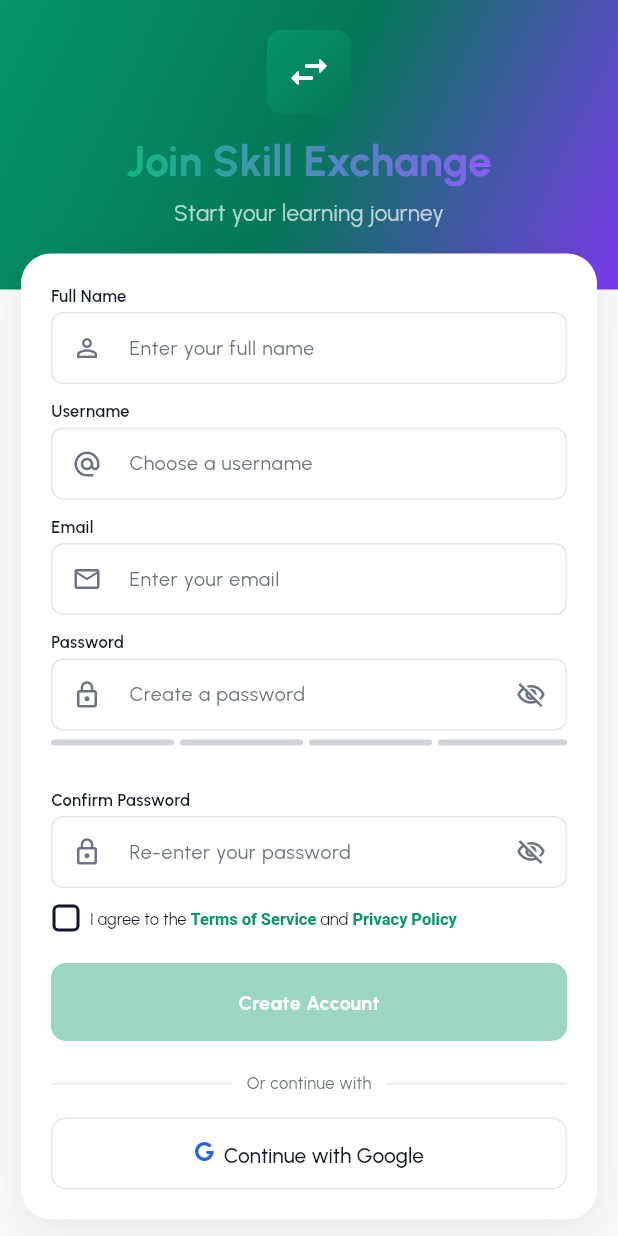
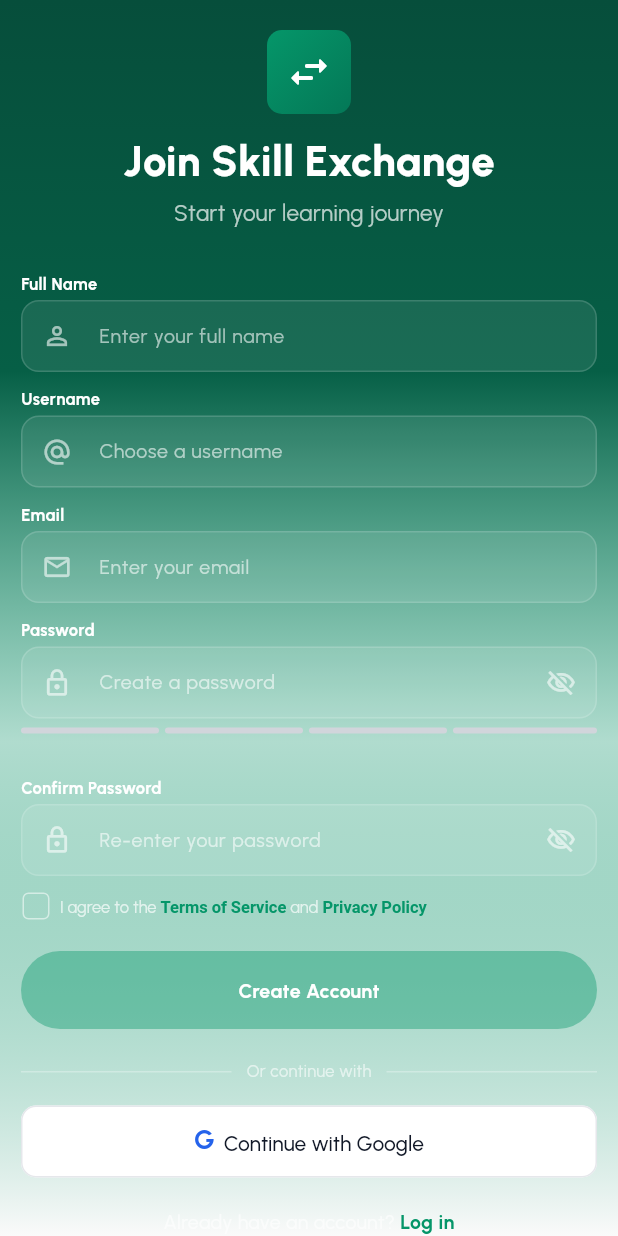
Before and after one commit to Pushparaj13811/flutter, a Flutter app: the SignupScreen screen opened by its route, on a phone screen of 412 x 824 dp. Run offline on Flutter 3.47's test engine with Material 3 defaults, Android fonts, the phone set to English and light mode, and no system bars; our stand-ins replace cached_network_image, chewie, cloud_firestore, connectivity_plus, firebase_auth, firebase_core and 13 more; missing offline and left inert: agora_rtc_engine; accounts and stored records are empty.

Commit message:
feat: redesign login and signup screens with full gradient background
Replace the hero-gradient + card layout with a single full-screen
LinearGradient (dark emerald top → scaffold bg bottom). All form fields
sit directly on the gradient with a frosted-glass fill, white labels,
white input text, and a pill-shaped primary gradient action button.

Co-Authored-By: Claude Sonnet 4.6 <noreply@anthropic.com>

```diff
--- a/lib/features/auth/screens/signup_screen.dart
+++ b/lib/features/auth/screens/signup_screen.dart
@@ -1,4 +1,4 @@
-// New user registration with password strength — modern gradient design
+// New user registration with password strength — full gradient background design
 
 import 'package:flutter/material.dart';
 import 'package:flutter_riverpod/flutter_riverpod.dart';
@@ -101,25 +101,37 @@ class _SignupScreenState extends ConsumerState<SignupScreen> {
 
     final authState = ref.watch(authProvider);
     final isLoading = authState is AuthAuthenticating;
+    final scaffoldBg = Theme.of(context).scaffoldBackgroundColor;
 
     return Scaffold(
-      body: SingleChildScrollView(
+      body: Container(
+        width: double.infinity,
+        decoration: BoxDecoration(
+          gradient: LinearGradient(
+            begin: Alignment.topCenter,
+            end: Alignment.bottomCenter,
+            stops: const [0.0, 0.3, 0.6, 1.0],
+            colors: [
+              const Color(0xFF064E3B),
+              const Color(0xFF065F46),
+              const Color(0xFF059669).withValues(alpha: 0.3),
+              scaffoldBg,
+            ],
+          ),
+        ),
+        child: SafeArea(
+          child: SingleChildScrollView(
+            padding: const EdgeInsets.symmetric(horizontal: AppSpacing.lg),
+            child: Form(
+              key: _formKey,
               child: Column(
+                crossAxisAlignment: CrossAxisAlignment.stretch,
                 children: [
-            // ── Hero gradient section ─────────────────────────────────────
-            Container(
-              width: double.infinity,
-              padding: EdgeInsets.only(
-                top: MediaQuery.of(context).padding.top + AppSpacing.xl,
-                bottom: AppSpacing.xxxl,
-              ),
-              decoration: BoxDecoration(
-                gradient: AppGradients.heroFor(Theme.of(context).brightness),
-              ),
-              child: Column(
-                children: [
-                  // App icon
-                  Container(
+                  const SizedBox(height: AppSpacing.xl),
+
+                  // ── Logo + title ──────────────────────────────────────────
+                  Center(
+                    child: Container(
                       width: 56,
                       height: 56,
                       decoration: BoxDecoration(
@@ -132,63 +144,39 @@ class _SignupScreenState extends ConsumerState<SignupScreen> {
                         size: 32,
                       ),
                     ),
+                  ),
                   const SizedBox(height: AppSpacing.lg),
-                  // Gradient text title
-                  ShaderMask(
-                    shaderCallback: (bounds) => AppGradients.text.createShader(bounds),
-                    blendMode: BlendMode.srcIn,
+                  Center(
                     child: Text(
                       'Join Skill Exchange',
                       style: AppTextStyles.h1.copyWith(
                         fontSize: 28,
                         color: Colors.white,
+                        fontWeight: FontWeight.w800,
                       ),
                     ),
                   ),
                   const SizedBox(height: AppSpacing.sm),
-                  Text(
+                  Center(
+                    child: Text(
                       'Start your learning journey',
                       style: AppTextStyles.bodyLarge.copyWith(
                         color: Colors.white70,
                       ),
                     ),
-                ],
                   ),
-            ),
+                  const SizedBox(height: AppSpacing.xxl),
 
-            // ── Card-style form section ───────────────────────────────────
-            Transform.translate(
-              offset: const Offset(0, -24),
-              child: Container(
-                margin: const EdgeInsets.symmetric(horizontal: AppSpacing.lg),
-                padding: const EdgeInsets.all(AppSpacing.xl),
-                decoration: BoxDecoration(
-                  color: context.colors.card,
-                  borderRadius: BorderRadius.circular(AppRadius.xl),
-                  boxShadow: [
-                    BoxShadow(
-                      color: Colors.black.withValues(alpha: 0.08),
-                      blurRadius: 24,
-                      offset: const Offset(0, 8),
-                    ),
-                  ],
-                ),
-                child: Form(
-                  key: _formKey,
-                  child: Column(
-                    crossAxisAlignment: CrossAxisAlignment.stretch,
-                    children: [
-                      // Full Name
+                  // ── Full Name ─────────────────────────────────────────────
                   _buildLabel('Full Name'),
                   const SizedBox(height: AppSpacing.xs),
                   TextFormField(
                     controller: _nameController,
                     textCapitalization: TextCapitalization.words,
                     style: AppTextStyles.bodyMedium.copyWith(
-                          color: context.colors.foreground,
+                      color: Colors.white,
                     ),
                     decoration: _inputDecoration(
-                          context: context,
                       hint: 'Enter your full name',
                       prefixIcon: Icons.person_outline,
                     ),
@@ -196,16 +184,15 @@ class _SignupScreenState extends ConsumerState<SignupScreen> {
                   ),
                   const SizedBox(height: AppSpacing.md),
 
-                      // Username
+                  // ── Username ──────────────────────────────────────────────
                   _buildLabel('Username'),
                   const SizedBox(height: AppSpacing.xs),
                   TextFormField(
                     controller: _usernameController,
                     style: AppTextStyles.bodyMedium.copyWith(
-                          color: context.colors.foreground,
+                      color: Colors.white,
                     ),
                     decoration: _inputDecoration(
-                          context: context,
                       hint: 'Choose a username',
                       prefixIcon: Icons.alternate_email,
                     ),
@@ -213,17 +200,16 @@ class _SignupScreenState extends ConsumerState<SignupScreen> {
                   ),
                   const SizedBox(height: AppSpacing.md),
 
-                      // Email
+                  // ── Email ─────────────────────────────────────────────────
                   _buildLabel('Email'),
                   const SizedBox(height: AppSpacing.xs),
                   TextFormField(
                     controller: _emailController,
                     keyboardType: TextInputType.emailAddress,
                     style: AppTextStyles.bodyMedium.copyWith(
-                          color: context.colors.foreground,
+                      color: Colors.white,
                     ),
                     decoration: _inputDecoration(
-                          context: context,
                       hint: 'Enter your email',
                       prefixIcon: Icons.email_outlined,
                     ),
@@ -231,17 +217,16 @@ class _SignupScreenState extends ConsumerState<SignupScreen> {
                   ),
                   const SizedBox(height: AppSpacing.md),
 
-                      // Password
+                  // ── Password ──────────────────────────────────────────────
                   _buildLabel('Password'),
                   const SizedBox(height: AppSpacing.xs),
                   TextFormField(
                     controller: _passwordController,
                     obscureText: _obscurePassword,
                     style: AppTextStyles.bodyMedium.copyWith(
-                          color: context.colors.foreground,
+                      color: Colors.white,
                     ),
                     decoration: _inputDecoration(
-                          context: context,
                       hint: 'Create a password',
                       prefixIcon: Icons.lock_outline,
                       suffixIcon: IconButton(
@@ -250,7 +235,7 @@ class _SignupScreenState extends ConsumerState<SignupScreen> {
                               ? Icons.visibility_off_outlined
                               : Icons.visibility_outlined,
                           size: 20,
-                              color: context.colors.mutedForeground,
+                          color: Colors.white60,
                         ),
                         onPressed: () {
                           setState(() => _obscurePassword = !_obscurePassword);
@@ -265,17 +250,16 @@ class _SignupScreenState extends ConsumerState<SignupScreen> {
                   PasswordStrengthIndicator(password: _passwordText),
                   const SizedBox(height: AppSpacing.md),
 
-                      // Confirm Password
+                  // ── Confirm Password ──────────────────────────────────────
                   _buildLabel('Confirm Password'),
                   const SizedBox(height: AppSpacing.xs),
                   TextFormField(
                     controller: _confirmPasswordController,
                     obscureText: _obscureConfirmPassword,
                     style: AppTextStyles.bodyMedium.copyWith(
-                          color: context.colors.foreground,
+                      color: Colors.white,
                     ),
                     decoration: _inputDecoration(
-                          context: context,
                       hint: 'Re-enter your password',
                       prefixIcon: Icons.lock_outline,
                       suffixIcon: IconButton(
@@ -284,7 +268,7 @@ class _SignupScreenState extends ConsumerState<SignupScreen> {
                               ? Icons.visibility_off_outlined
                               : Icons.visibility_outlined,
                           size: 20,
-                              color: context.colors.mutedForeground,
+                          color: Colors.white60,
                         ),
                         onPressed: () {
                           setState(() => _obscureConfirmPassword = !_obscureConfirmPassword);
@@ -296,7 +280,7 @@ class _SignupScreenState extends ConsumerState<SignupScreen> {
                   ),
                   const SizedBox(height: AppSpacing.md),
 
-                      // Terms checkbox
+                  // ── Terms checkbox ────────────────────────────────────────
                   Row(
                     crossAxisAlignment: CrossAxisAlignment.center,
                     children: [
@@ -306,6 +290,8 @@ class _SignupScreenState extends ConsumerState<SignupScreen> {
                         child: Checkbox(
                           value: _agreedToTerms,
                           activeColor: AppColors.primary,
+                          checkColor: Colors.white,
+                          side: const BorderSide(color: Colors.white54),
                           shape: RoundedRectangleBorder(
                             borderRadius: BorderRadius.circular(4),
                           ),
@@ -327,19 +313,19 @@ class _SignupScreenState extends ConsumerState<SignupScreen> {
                           child: RichText(
                             text: TextSpan(
                               style: AppTextStyles.bodySmall.copyWith(
-                                    color: context.colors.foreground,
+                                color: Colors.white70,
                               ),
-                                  children: [
-                                    const TextSpan(text: 'I agree to the '),
-                                    const TextSpan(
+                              children: const [
+                                TextSpan(text: 'I agree to the '),
+                                TextSpan(
                                   text: 'Terms of Service',
                                   style: TextStyle(
                                     color: AppColors.primary,
                                     fontWeight: FontWeight.w600,
                                   ),
                                 ),
-                                    const TextSpan(text: ' and '),
-                                    const TextSpan(
+                                TextSpan(text: ' and '),
+                                TextSpan(
                                   text: 'Privacy Policy',
                                   style: TextStyle(
                                     color: AppColors.primary,
@@ -355,7 +341,7 @@ class _SignupScreenState extends ConsumerState<SignupScreen> {
                   ),
                   const SizedBox(height: AppSpacing.xl),
 
-                      // Sign Up button with gradient
+                  // ── Create Account button ─────────────────────────────────
                   _GradientButton(
                     label: 'Create Account',
                     isLoading: isLoading,
@@ -363,25 +349,33 @@ class _SignupScreenState extends ConsumerState<SignupScreen> {
                   ),
                   const SizedBox(height: AppSpacing.xl),
 
-                      // Divider
+                  // ── Divider ───────────────────────────────────────────────
                   Row(
                     children: [
-                          Expanded(child: Divider(color: context.colors.border)),
+                      Expanded(
+                        child: Divider(
+                          color: Colors.white.withValues(alpha: 0.3),
+                        ),
+                      ),
                       Padding(
                         padding: const EdgeInsets.symmetric(horizontal: AppSpacing.md),
                         child: Text(
                           'Or continue with',
                           style: AppTextStyles.bodySmall.copyWith(
-                                color: context.colors.mutedForeground,
+                            color: Colors.white60,
                           ),
                         ),
                       ),
-                          Expanded(child: Divider(color: context.colors.border)),
+                      Expanded(
+                        child: Divider(
+                          color: Colors.white.withValues(alpha: 0.3),
+                        ),
+                      ),
                     ],
                   ),
                   const SizedBox(height: AppSpacing.lg),
 
-                      // Google button
+                  // ── Google button ─────────────────────────────────────────
                   GoogleOAuthButton(
                     onPressed: isLoading
                         ? null
@@ -389,20 +383,16 @@ class _SignupScreenState extends ConsumerState<SignupScreen> {
                             .read(authProvider.notifier)
                             .signInWithGoogle(),
                   ),
-                    ],
-                  ),
-                ),
-              ),
-            ),
+                  const SizedBox(height: AppSpacing.xl),
 
-            // ── Login link ────────────────────────────────────────────────
+                  // ── Login link ────────────────────────────────────────────
                   Row(
                     mainAxisAlignment: MainAxisAlignment.center,
                     children: [
                       Text(
                         'Already have an account? ',
                         style: AppTextStyles.bodyMedium.copyWith(
-                    color: context.colors.mutedForeground,
+                          color: Colors.white60,
                         ),
                       ),
                       GestureDetector(
@@ -421,6 +411,9 @@ class _SignupScreenState extends ConsumerState<SignupScreen> {
                 ],
               ),
             ),
+          ),
+        ),
+      ),
     );
   }
 
@@ -428,43 +421,47 @@ class _SignupScreenState extends ConsumerState<SignupScreen> {
     return Text(
       text,
       style: AppTextStyles.labelMedium.copyWith(
-        color: context.colors.foreground,
-        fontWeight: FontWeight.w600,
+        color: Colors.white,
+        fontWeight: FontWeight.w700,
       ),
     );
   }
 
   InputDecoration _inputDecoration({
-    required BuildContext context,
     required String hint,
     required IconData prefixIcon,
     Widget? suffixIcon,
   }) {
-    const borderRadius = BorderRadius.all(Radius.circular(AppRadius.input));
     return InputDecoration(
       hintText: hint,
       hintStyle: AppTextStyles.bodyMedium.copyWith(
-        color: context.colors.mutedForeground,
+        color: Colors.white60,
       ),
-      prefixIcon: Icon(prefixIcon, size: 20, color: context.colors.mutedForeground),
+      prefixIcon: Icon(prefixIcon, size: 20, color: Colors.white60),
       suffixIcon: suffixIcon,
+      filled: true,
+      fillColor: Colors.white.withValues(alpha: 0.08),
+      border: OutlineInputBorder(
+        borderRadius: BorderRadius.circular(12),
+        borderSide: BorderSide(color: Colors.white.withValues(alpha: 0.15)),
+      ),
       enabledBorder: OutlineInputBorder(
-        borderRadius: borderRadius,
-        borderSide: BorderSide(color: context.colors.input),
+        borderRadius: BorderRadius.circular(12),
+        borderSide: BorderSide(color: Colors.white.withValues(alpha: 0.15)),
       ),
       focusedBorder: OutlineInputBorder(
-        borderRadius: borderRadius,
-        borderSide: BorderSide(color: context.colors.ring, width: 2),
+        borderRadius: BorderRadius.circular(12),
+        borderSide: const BorderSide(color: AppColors.primary, width: 1.5),
       ),
       errorBorder: OutlineInputBorder(
-        borderRadius: borderRadius,
-        borderSide: BorderSide(color: context.colors.destructive),
+        borderRadius: BorderRadius.circular(12),
+        borderSide: const BorderSide(color: Colors.redAccent),
       ),
       focusedErrorBorder: OutlineInputBorder(
-        borderRadius: borderRadius,
-        borderSide: BorderSide(color: context.colors.destructive, width: 2),
+        borderRadius: BorderRadius.circular(12),
+        borderSide: const BorderSide(color: Colors.redAccent, width: 1.5),
       ),
-      errorStyle: AppTextStyles.caption.copyWith(color: context.colors.destructive),
+      errorStyle: AppTextStyles.caption.copyWith(color: Colors.redAccent),
       contentPadding: const EdgeInsets.symmetric(
         horizontal: AppSpacing.md,
         vertical: AppSpacing.md,
@@ -497,7 +494,7 @@ class _GradientButton extends StatelessWidget {
         decoration: BoxDecoration(
           gradient: enabled ? AppGradients.primary : null,
           color: enabled ? null : AppColors.primary.withValues(alpha: 0.4),
-          borderRadius: BorderRadius.circular(AppRadius.button),
+          borderRadius: BorderRadius.circular(28),
           boxShadow: enabled
               ? [
                   BoxShadow(
```
Also changed, not shown: lib/features/auth/screens/login_screen.dart (+97 -91 lines). Lines whose indentation alone changed are shown as unchanged.
